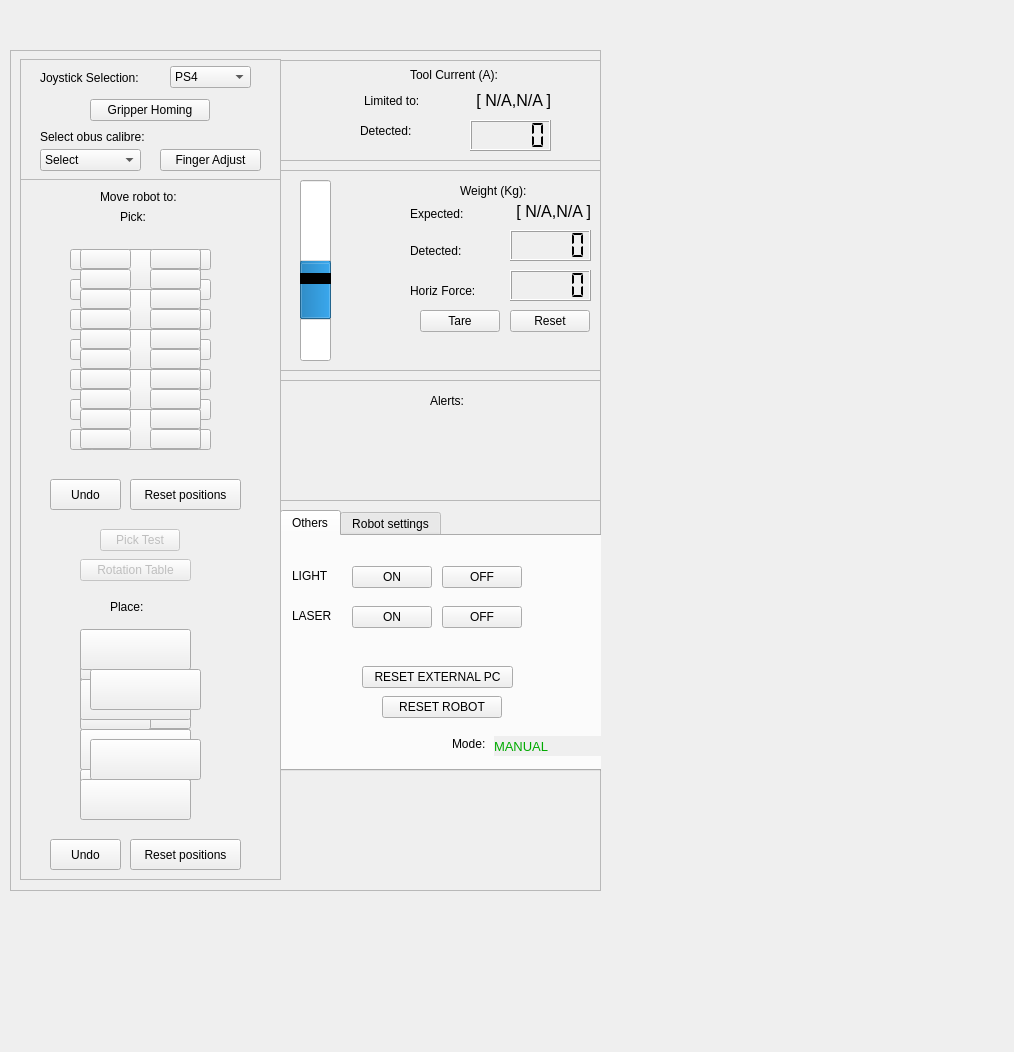
First picture: the form in kuka_gui/gui/resource/RqtKuka.ui, repository asoriano1/obuses_project, before the edit.
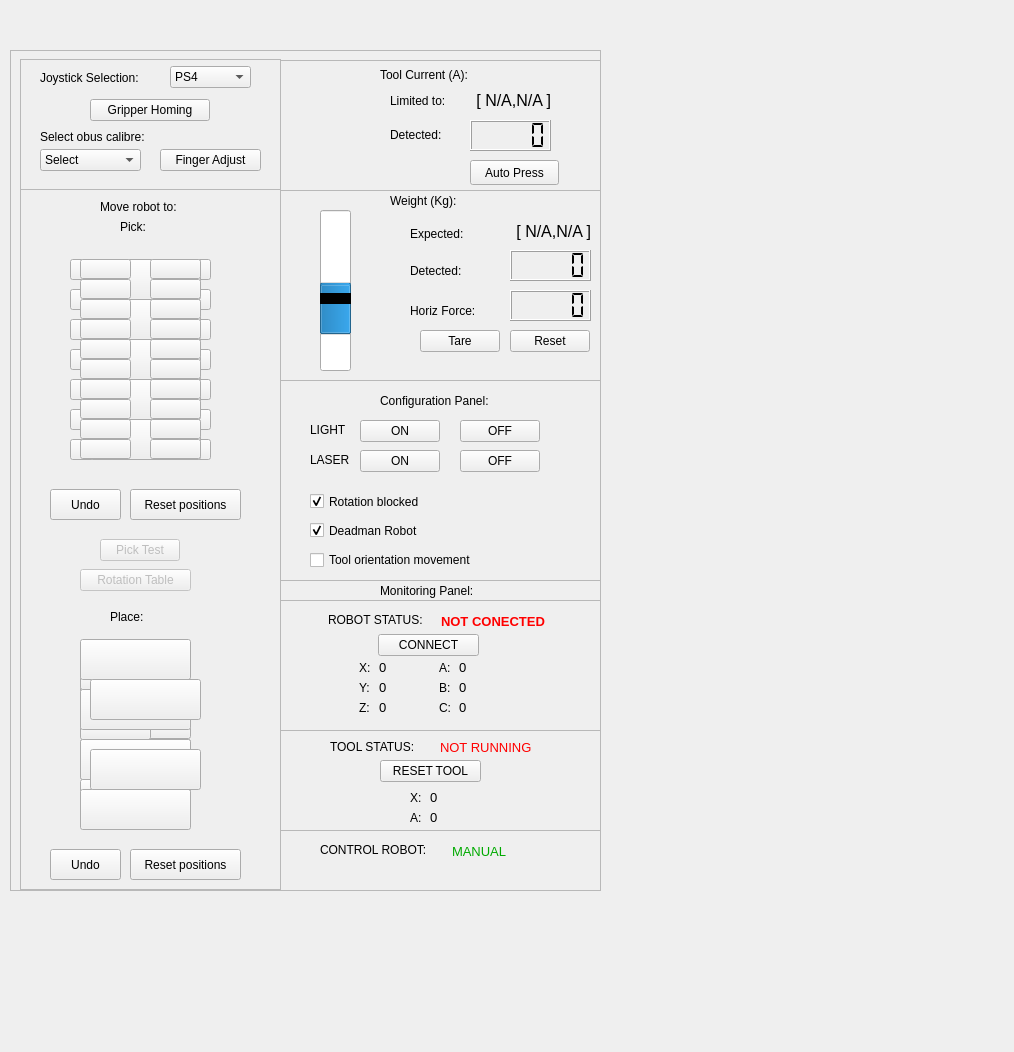
Second picture: the form after the edit. Icons and pictures are not drawn.

```diff
--- a/kuka_gui/gui/resource/RqtKuka.ui
+++ b/kuka_gui/gui/resource/RqtKuka.ui
@@ -45,9 +45,9 @@
      <property name="geometry">
       <rect>
        <x>270</x>
-       <y>120</y>
+       <y>140</y>
        <width>341</width>
-       <height>201</height>
+       <height>191</height>
       </rect>
      </property>
      <property name="frameShape">
@@ -122,8 +122,8 @@
      <widget class="QLabel" name="weight_label">
       <property name="geometry">
        <rect>
-        <x>180</x>
-        <y>10</y>
+        <x>110</x>
+        <y>0</y>
         <width>91</width>
         <height>21</height>
        </rect>
@@ -194,39 +194,9 @@
       </property>
       <property name="palette">
        <palette>
-        <active>
-         <colorrole role="WindowText">
-          <brush brushstyle="SolidPattern">
-           <color alpha="255">
-            <red>0</red>
-            <green>0</green>
-            <blue>0</blue>
-           </color>
-          </brush>
-         </colorrole>
-        </active>
-        <inactive>
-         <colorrole role="WindowText">
-          <brush brushstyle="SolidPattern">
-           <color alpha="255">
-            <red>0</red>
-            <green>0</green>
-            <blue>0</blue>
-           </color>
-          </brush>
-         </colorrole>
-        </inactive>
-        <disabled>
-         <colorrole role="WindowText">
-          <brush brushstyle="SolidPattern">
-           <color alpha="255">
-            <red>190</red>
-            <green>190</green>
-            <blue>190</blue>
-           </color>
-          </brush>
-         </colorrole>
-        </disabled>
+        <active/>
+        <inactive/>
+        <disabled/>
        </palette>
       </property>
       <property name="text">
@@ -236,10 +206,10 @@
      <widget class="QProgressBar" name="weightProgressBar">
       <property name="geometry">
        <rect>
-        <x>20</x>
-        <y>10</y>
+        <x>40</x>
+        <y>20</y>
         <width>31</width>
-        <height>111</height>
+        <height>101</height>
        </rect>
       </property>
       <property name="value">
@@ -255,10 +225,10 @@
      <widget class="QProgressBar" name="weightProgressBar_2">
       <property name="geometry">
        <rect>
-        <x>20</x>
+        <x>40</x>
         <y>110</y>
         <width>31</width>
-        <height>81</height>
+        <height>71</height>
        </rect>
       </property>
       <property name="minimum">
@@ -289,7 +259,7 @@
      <widget class="Line" name="line">
       <property name="geometry">
        <rect>
-        <x>20</x>
+        <x>40</x>
         <y>100</y>
         <width>31</width>
         <height>16</height>
@@ -312,7 +282,7 @@
        <x>10</x>
        <y>9</y>
        <width>261</width>
-       <height>121</height>
+       <height>131</height>
       </rect>
      </property>
      <property name="frameShape">
@@ -448,7 +418,7 @@
      <property name="geometry">
       <rect>
        <x>10</x>
-       <y>129</y>
+       <y>139</y>
        <width>261</width>
        <height>701</height>
       </rect>
@@ -3926,7 +3896,7 @@
        <x>270</x>
        <y>10</y>
        <width>341</width>
-       <height>101</height>
+       <height>131</height>
       </rect>
      </property>
      <property name="frameShape">
@@ -3938,7 +3908,7 @@
      <widget class="QLabel" name="tool_force_label_2">
       <property name="geometry">
        <rect>
-        <x>84</x>
+        <x>110</x>
         <y>30</y>
         <width>71</width>
         <height>21</height>
@@ -3975,9 +3945,9 @@
      <widget class="QLabel" name="tool_force_label_3">
       <property name="geometry">
        <rect>
-        <x>130</x>
+        <x>100</x>
         <y>4</y>
-        <width>110</width>
+        <width>100</width>
         <height>21</height>
        </rect>
       </property>
@@ -3988,10 +3958,10 @@
      <widget class="QLabel" name="tool_force_label">
       <property name="geometry">
        <rect>
-        <x>80</x>
+        <x>110</x>
         <y>60</y>
-        <width>121</width>
-        <height>21</height>
+        <width>70</width>
+        <height>30</height>
        </rect>
       </property>
       <property name="text">
@@ -4011,46 +3981,11 @@
        <enum>QLCDNumber::Flat</enum>
       </property>
      </widget>
-    </widget>
-    <widget class="QFrame" name="frame_alerts">
-     <property name="geometry">
-      <rect>
-       <x>270</x>
-       <y>330</y>
-       <width>341</width>
-       <height>121</height>
-      </rect>
-     </property>
-     <property name="frameShape">
-      <enum>QFrame::StyledPanel</enum>
-     </property>
-     <property name="frameShadow">
-      <enum>QFrame::Raised</enum>
-     </property>
-     <widget class="QLabel" name="label_4">
-      <property name="geometry">
-       <rect>
-        <x>100</x>
-        <y>50</y>
-        <width>61</width>
-        <height>51</height>
-       </rect>
-      </property>
-      <property name="text">
-       <string/>
-      </property>
-      <property name="pixmap">
-       <pixmap>images/luz_verde0_cruz_peq2.png</pixmap>
-      </property>
-      <property name="scaledContents">
-       <bool>true</bool>
-      </property>
-     </widget>
      <widget class="QLabel" name="under_voltage_tool">
       <property name="geometry">
        <rect>
-        <x>170</x>
-        <y>50</y>
+        <x>20</x>
+        <y>30</y>
         <width>64</width>
         <height>51</height>
        </rect>
@@ -4065,162 +4000,98 @@
        <bool>true</bool>
       </property>
      </widget>
-     <widget class="QLabel" name="label_6">
+     <widget class="QPushButton" name="press_Button">
       <property name="geometry">
        <rect>
-        <x>240</x>
-        <y>50</y>
-        <width>62</width>
-        <height>51</height>
+        <x>190</x>
+        <y>100</y>
+        <width>89</width>
+        <height>25</height>
        </rect>
       </property>
       <property name="text">
-       <string/>
-      </property>
-      <property name="pixmap">
-       <pixmap>images/emergency_verde_peq.png</pixmap>
-      </property>
-      <property name="scaledContents">
-       <bool>true</bool>
-      </property>
-     </widget>
-     <widget class="QLabel" name="weight_label_4">
-      <property name="geometry">
-       <rect>
-        <x>150</x>
-        <y>10</y>
-        <width>91</width>
-        <height>21</height>
-       </rect>
-      </property>
-      <property name="text">
-       <string>Alerts:</string>
-      </property>
-     </widget>
-     <widget class="QLabel" name="label_door">
-      <property name="geometry">
-       <rect>
-        <x>30</x>
-        <y>50</y>
-        <width>61</width>
-        <height>51</height>
-       </rect>
-      </property>
-      <property name="text">
-       <string/>
-      </property>
-      <property name="pixmap">
-       <pixmap>images/puerta_verde_peq.png</pixmap>
-      </property>
-      <property name="scaledContents">
-       <bool>true</bool>
+       <string>Auto Press</string>
       </property>
      </widget>
     </widget>
-    <widget class="QTabWidget" name="tabWidget">
+    <widget class="QFrame" name="frame_alerts">
      <property name="geometry">
       <rect>
        <x>270</x>
-       <y>460</y>
-       <width>331</width>
-       <height>261</height>
+       <y>530</y>
+       <width>341</width>
+       <height>311</height>
       </rect>
      </property>
-     <property name="currentIndex">
-      <number>0</number>
+     <property name="frameShape">
+      <enum>QFrame::StyledPanel</enum>
      </property>
-     <widget class="QWidget" name="tab">
-      <attribute name="title">
-       <string>Others</string>
-      </attribute>
-      <widget class="QPushButton" name="Light_Off_Button">
-       <property name="enabled">
-        <bool>true</bool>
-       </property>
+     <property name="frameShadow">
+      <enum>QFrame::Raised</enum>
+     </property>
+     <widget class="QLabel" name="option_panel_title_2">
+      <property name="geometry">
+       <rect>
+        <x>100</x>
+        <y>0</y>
+        <width>131</width>
+        <height>21</height>
+       </rect>
+      </property>
+      <property name="text">
+       <string>Monitoring Panel:</string>
+      </property>
+     </widget>
+     <widget class="QFrame" name="frame_tool_status">
+      <property name="geometry">
+       <rect>
+        <x>0</x>
+        <y>150</y>
+        <width>331</width>
+        <height>101</height>
+       </rect>
+      </property>
+      <property name="frameShape">
+       <enum>QFrame::StyledPanel</enum>
+      </property>
+      <property name="frameShadow">
+       <enum>QFrame::Raised</enum>
+      </property>
+      <widget class="QLabel" name="mode_label_2">
        <property name="geometry">
         <rect>
          <x>160</x>
-         <y>30</y>
-         <width>80</width>
-         <height>22</height>
+         <y>10</y>
+         <width>121</width>
+         <height>16</height>
         </rect>
        </property>
-       <property name="text">
-        <string>OFF</string>
+       <property name="font">
+        <font>
+         <pointsize>10</pointsize>
+        </font>
        </property>
-      </widget>
-      <widget class="QLabel" name="LightLabel">
-       <property name="geometry">
-        <rect>
-         <x>10</x>
-         <y>30</y>
-         <width>51</width>
-         <height>20</height>
-        </rect>
-       </property>
-       <property name="text">
-        <string>LIGHT</string>
-       </property>
-      </widget>
-      <widget class="QPushButton" name="Light_On_Button">
-       <property name="enabled">
+       <property name="autoFillBackground">
         <bool>true</bool>
        </property>
-       <property name="geometry">
-        <rect>
-         <x>70</x>
-         <y>30</y>
-         <width>80</width>
-         <height>22</height>
-        </rect>
+       <property name="styleSheet">
+        <string notr="true">color: rgb(0, 170, 0);</string>
        </property>
        <property name="text">
-        <string>ON</string>
+        <string>&lt;html&gt;&lt;head/&gt;&lt;body&gt;&lt;p&gt;&lt;span style=&quot; color:#ff0000;&quot;&gt;NOT RUNNING&lt;/span&gt;&lt;/p&gt;&lt;/body&gt;&lt;/html&gt;</string>
        </property>
       </widget>
-      <widget class="QPushButton" name="Led_Off_Button">
-       <property name="enabled">
-        <bool>true</bool>
-       </property>
+      <widget class="QLabel" name="label_30">
        <property name="geometry">
         <rect>
-         <x>160</x>
-         <y>70</y>
-         <width>80</width>
-         <height>22</height>
-        </rect>
-       </property>
-       <property name="text">
-        <string>OFF</string>
-       </property>
-      </widget>
-      <widget class="QLabel" name="LaserLabel">
-       <property name="geometry">
-        <rect>
-         <x>10</x>
-         <y>70</y>
-         <width>51</width>
+         <x>50</x>
+         <y>7</y>
+         <width>101</width>
          <height>20</height>
         </rect>
        </property>
        <property name="text">
-        <string>LASER</string>
-       </property>
-      </widget>
-      <widget class="QPushButton" name="Led_On_Button">
-       <property name="enabled">
-        <bool>true</bool>
-       </property>
-       <property name="geometry">
-        <rect>
-         <x>70</x>
-         <y>70</y>
-         <width>80</width>
-         <height>22</height>
-        </rect>
-       </property>
-       <property name="text">
-        <string>ON</string>
+        <string>TOOL STATUS:</string>
        </property>
       </widget>
       <widget class="QPushButton" name="Reset_Ext_Button">
@@ -4229,25 +4100,51 @@
        </property>
        <property name="geometry">
         <rect>
-         <x>80</x>
-         <y>130</y>
-         <width>151</width>
+         <x>100</x>
+         <y>30</y>
+         <width>101</width>
          <height>22</height>
         </rect>
        </property>
        <property name="text">
-        <string>RESET EXTERNAL PC</string>
+        <string>RESET TOOL</string>
        </property>
       </widget>
-      <widget class="QLabel" name="mode_label">
+      <widget class="QLabel" name="label_34">
        <property name="geometry">
         <rect>
-         <x>212</x>
-         <y>200</y>
-         <width>121</width>
-         <height>20</height>
+         <x>130</x>
+         <y>60</y>
+         <width>21</width>
+         <height>16</height>
         </rect>
        </property>
+       <property name="text">
+        <string>X:</string>
+       </property>
+      </widget>
+      <widget class="QLabel" name="label_35">
+       <property name="geometry">
+        <rect>
+         <x>130</x>
+         <y>80</y>
+         <width>21</width>
+         <height>16</height>
+        </rect>
+       </property>
+       <property name="text">
+        <string>A:</string>
+       </property>
+      </widget>
+      <widget class="QLabel" name="tool_pose_x_label">
+       <property name="geometry">
+        <rect>
+         <x>150</x>
+         <y>60</y>
+         <width>61</width>
+         <height>16</height>
+        </rect>
+       </property>
        <property name="font">
         <font>
          <pointsize>10</pointsize>
@@ -4260,109 +4157,549 @@
         <string notr="true">color: rgb(0, 170, 0);</string>
        </property>
        <property name="text">
-        <string>MANUAL</string>
+        <string>&lt;html&gt;&lt;head/&gt;&lt;body&gt;&lt;p&gt;&lt;span style=&quot; color:#000000;&quot;&gt;0&lt;/span&gt;&lt;/p&gt;&lt;/body&gt;&lt;/html&gt;</string>
        </property>
       </widget>
-      <widget class="QLabel" name="label_24">
+      <widget class="QLabel" name="tool_pose_a_label">
        <property name="geometry">
         <rect>
-         <x>170</x>
-         <y>200</y>
-         <width>41</width>
+         <x>150</x>
+         <y>80</y>
+         <width>61</width>
          <height>16</height>
         </rect>
        </property>
+       <property name="font">
+        <font>
+         <pointsize>10</pointsize>
+        </font>
+       </property>
+       <property name="autoFillBackground">
+        <bool>true</bool>
+       </property>
+       <property name="styleSheet">
+        <string notr="true">color: rgb(0, 170, 0);</string>
+       </property>
        <property name="text">
-        <string>Mode:</string>
+        <string>&lt;html&gt;&lt;head/&gt;&lt;body&gt;&lt;p&gt;&lt;span style=&quot; color:#000000;&quot;&gt;0&lt;/span&gt;&lt;/p&gt;&lt;/body&gt;&lt;/html&gt;</string>
        </property>
       </widget>
+     </widget>
+     <widget class="QFrame" name="frame_robot_status">
+      <property name="geometry">
+       <rect>
+        <x>-1</x>
+        <y>20</y>
+        <width>331</width>
+        <height>131</height>
+       </rect>
+      </property>
+      <property name="frameShape">
+       <enum>QFrame::StyledPanel</enum>
+      </property>
+      <property name="frameShadow">
+       <enum>QFrame::Raised</enum>
+      </property>
       <widget class="QPushButton" name="Reset_Robot_Button">
        <property name="geometry">
         <rect>
-         <x>100</x>
-         <y>160</y>
-         <width>120</width>
+         <x>99</x>
+         <y>34</y>
+         <width>101</width>
          <height>22</height>
         </rect>
        </property>
        <property name="text">
-        <string>RESET ROBOT</string>
+        <string>CONNECT</string>
        </property>
       </widget>
-     </widget>
-     <widget class="QWidget" name="tab_2">
-      <attribute name="title">
-       <string>Robot settings</string>
-      </attribute>
-      <widget class="QCheckBox" name="deadMan_check">
+      <widget class="QLabel" name="label_29">
        <property name="geometry">
         <rect>
-         <x>10</x>
-         <y>50</y>
-         <width>151</width>
-         <height>21</height>
+         <x>49</x>
+         <y>10</y>
+         <width>111</width>
+         <height>20</height>
         </rect>
        </property>
        <property name="text">
-        <string>Deadman Robot</string>
+        <string>ROBOT STATUS:</string>
        </property>
-       <property name="checked">
+      </widget>
+      <widget class="QLabel" name="robot_connection_label">
+       <property name="geometry">
+        <rect>
+         <x>162</x>
+         <y>12</y>
+         <width>121</width>
+         <height>20</height>
+        </rect>
+       </property>
+       <property name="font">
+        <font>
+         <pointsize>10</pointsize>
+        </font>
+       </property>
+       <property name="autoFillBackground">
         <bool>true</bool>
        </property>
+       <property name="styleSheet">
+        <string notr="true">color: rgb(0, 170, 0);</string>
+       </property>
+       <property name="text">
+        <string>&lt;html&gt;&lt;head/&gt;&lt;body&gt;&lt;p&gt;&lt;span style=&quot; font-weight:700; color:#ff0000;&quot;&gt;NOT CONECTED&lt;/span&gt;&lt;/p&gt;&lt;/body&gt;&lt;/html&gt;</string>
+       </property>
       </widget>
-      <widget class="QCheckBox" name="toolAngle_check">
+      <widget class="QLabel" name="label_31">
        <property name="geometry">
         <rect>
-         <x>10</x>
-         <y>10</y>
-         <width>92</width>
-         <height>23</height>
+         <x>80</x>
+         <y>60</y>
+         <width>21</width>
+         <height>16</height>
         </rect>
        </property>
        <property name="text">
-        <string>Rotation</string>
+        <string>X:</string>
        </property>
-       <property name="checked">
+      </widget>
+      <widget class="QLabel" name="label_32">
+       <property name="geometry">
+        <rect>
+         <x>80</x>
+         <y>80</y>
+         <width>21</width>
+         <height>16</height>
+        </rect>
+       </property>
+       <property name="text">
+        <string>Y:</string>
+       </property>
+      </widget>
+      <widget class="QLabel" name="label_33">
+       <property name="geometry">
+        <rect>
+         <x>80</x>
+         <y>100</y>
+         <width>21</width>
+         <height>16</height>
+        </rect>
+       </property>
+       <property name="text">
+        <string>Z:</string>
+       </property>
+      </widget>
+      <widget class="QLabel" name="robot_pose_x_label">
+       <property name="geometry">
+        <rect>
+         <x>100</x>
+         <y>60</y>
+         <width>61</width>
+         <height>16</height>
+        </rect>
+       </property>
+       <property name="font">
+        <font>
+         <pointsize>10</pointsize>
+        </font>
+       </property>
+       <property name="autoFillBackground">
         <bool>true</bool>
        </property>
+       <property name="styleSheet">
+        <string notr="true">color: rgb(0, 170, 0);</string>
+       </property>
+       <property name="text">
+        <string>&lt;html&gt;&lt;head/&gt;&lt;body&gt;&lt;p&gt;&lt;span style=&quot; color:#000000;&quot;&gt;0&lt;/span&gt;&lt;/p&gt;&lt;/body&gt;&lt;/html&gt;</string>
+       </property>
       </widget>
-      <widget class="QCheckBox" name="toolOrientation_check">
+      <widget class="QLabel" name="robot_pose_y_label">
        <property name="geometry">
         <rect>
-         <x>10</x>
-         <y>90</y>
-         <width>141</width>
-         <height>21</height>
+         <x>100</x>
+         <y>80</y>
+         <width>61</width>
+         <height>16</height>
         </rect>
        </property>
+       <property name="font">
+        <font>
+         <pointsize>10</pointsize>
+        </font>
+       </property>
+       <property name="autoFillBackground">
+        <bool>true</bool>
+       </property>
+       <property name="styleSheet">
+        <string notr="true">color: rgb(0, 170, 0);</string>
+       </property>
        <property name="text">
-        <string>Tool orientation</string>
+        <string>&lt;html&gt;&lt;head/&gt;&lt;body&gt;&lt;p&gt;&lt;span style=&quot; color:#000000;&quot;&gt;0&lt;/span&gt;&lt;/p&gt;&lt;/body&gt;&lt;/html&gt;</string>
        </property>
-       <property name="checked">
-        <bool>false</bool>
+      </widget>
+      <widget class="QLabel" name="robot_pose_z_label">
+       <property name="geometry">
+        <rect>
+         <x>100</x>
+         <y>100</y>
+         <width>61</width>
+         <height>16</height>
+        </rect>
        </property>
+       <property name="font">
+        <font>
+         <pointsize>10</pointsize>
+        </font>
+       </property>
+       <property name="autoFillBackground">
+        <bool>true</bool>
+       </property>
+       <property name="styleSheet">
+        <string notr="true">color: rgb(0, 170, 0);</string>
+       </property>
+       <property name="text">
+        <string>&lt;html&gt;&lt;head/&gt;&lt;body&gt;&lt;p&gt;&lt;span style=&quot; color:#000000;&quot;&gt;0&lt;/span&gt;&lt;/p&gt;&lt;/body&gt;&lt;/html&gt;</string>
+       </property>
       </widget>
-      <widget class="QPushButton" name="press_Button">
+      <widget class="QLabel" name="label_36">
        <property name="geometry">
         <rect>
-         <x>220</x>
+         <x>160</x>
+         <y>60</y>
+         <width>21</width>
+         <height>16</height>
+        </rect>
+       </property>
+       <property name="text">
+        <string>A:</string>
+       </property>
+      </widget>
+      <widget class="QLabel" name="label_37">
+       <property name="geometry">
+        <rect>
+         <x>160</x>
+         <y>80</y>
+         <width>21</width>
+         <height>16</height>
+        </rect>
+       </property>
+       <property name="text">
+        <string>B:</string>
+       </property>
+      </widget>
+      <widget class="QLabel" name="label_38">
+       <property name="geometry">
+        <rect>
+         <x>160</x>
+         <y>100</y>
+         <width>21</width>
+         <height>16</height>
+        </rect>
+       </property>
+       <property name="text">
+        <string>C:</string>
+       </property>
+      </widget>
+      <widget class="QLabel" name="robot_pose_a_label">
+       <property name="geometry">
+        <rect>
+         <x>180</x>
+         <y>60</y>
+         <width>61</width>
+         <height>16</height>
+        </rect>
+       </property>
+       <property name="font">
+        <font>
+         <pointsize>10</pointsize>
+        </font>
+       </property>
+       <property name="autoFillBackground">
+        <bool>true</bool>
+       </property>
+       <property name="styleSheet">
+        <string notr="true">color: rgb(0, 170, 0);</string>
+       </property>
+       <property name="text">
+        <string>&lt;html&gt;&lt;head/&gt;&lt;body&gt;&lt;p&gt;&lt;span style=&quot; color:#000000;&quot;&gt;0&lt;/span&gt;&lt;/p&gt;&lt;/body&gt;&lt;/html&gt;</string>
+       </property>
+      </widget>
+      <widget class="QLabel" name="robot_pose_b_label">
+       <property name="geometry">
+        <rect>
+         <x>180</x>
+         <y>80</y>
+         <width>61</width>
+         <height>16</height>
+        </rect>
+       </property>
+       <property name="font">
+        <font>
+         <pointsize>10</pointsize>
+        </font>
+       </property>
+       <property name="autoFillBackground">
+        <bool>true</bool>
+       </property>
+       <property name="styleSheet">
+        <string notr="true">color: rgb(0, 170, 0);</string>
+       </property>
+       <property name="text">
+        <string>&lt;html&gt;&lt;head/&gt;&lt;body&gt;&lt;p&gt;&lt;span style=&quot; color:#000000;&quot;&gt;0&lt;/span&gt;&lt;/p&gt;&lt;/body&gt;&lt;/html&gt;</string>
+       </property>
+      </widget>
+      <widget class="QLabel" name="robot_pose_c_label">
+       <property name="geometry">
+        <rect>
+         <x>180</x>
+         <y>100</y>
+         <width>61</width>
+         <height>16</height>
+        </rect>
+       </property>
+       <property name="font">
+        <font>
+         <pointsize>10</pointsize>
+        </font>
+       </property>
+       <property name="autoFillBackground">
+        <bool>true</bool>
+       </property>
+       <property name="styleSheet">
+        <string notr="true">color: rgb(0, 170, 0);</string>
+       </property>
+       <property name="text">
+        <string>&lt;html&gt;&lt;head/&gt;&lt;body&gt;&lt;p&gt;&lt;span style=&quot; color:#000000;&quot;&gt;0&lt;/span&gt;&lt;/p&gt;&lt;/body&gt;&lt;/html&gt;</string>
+       </property>
+      </widget>
+     </widget>
+     <widget class="QFrame" name="frame_2">
+      <property name="geometry">
+       <rect>
+        <x>0</x>
+        <y>250</y>
+        <width>331</width>
+        <height>61</height>
+       </rect>
+      </property>
+      <property name="frameShape">
+       <enum>QFrame::StyledPanel</enum>
+      </property>
+      <property name="frameShadow">
+       <enum>QFrame::Raised</enum>
+      </property>
+      <widget class="QLabel" name="control_mode_label">
+       <property name="geometry">
+        <rect>
+         <x>172</x>
+         <y>12</y>
+         <width>111</width>
+         <height>20</height>
+        </rect>
+       </property>
+       <property name="font">
+        <font>
+         <pointsize>10</pointsize>
+        </font>
+       </property>
+       <property name="autoFillBackground">
+        <bool>true</bool>
+       </property>
+       <property name="styleSheet">
+        <string notr="true">color: rgb(0, 170, 0);</string>
+       </property>
+       <property name="text">
+        <string>&lt;html&gt;&lt;head/&gt;&lt;body&gt;&lt;p&gt;MANUAL&lt;/p&gt;&lt;/body&gt;&lt;/html&gt;</string>
+       </property>
+      </widget>
+      <widget class="QLabel" name="label_24">
+       <property name="geometry">
+        <rect>
+         <x>40</x>
          <y>10</y>
-         <width>89</width>
-         <height>25</height>
+         <width>131</width>
+         <height>20</height>
         </rect>
        </property>
        <property name="text">
-        <string>Press</string>
+        <string>CONTROL ROBOT:</string>
        </property>
       </widget>
      </widget>
     </widget>
-    <zorder>tabWidget</zorder>
+    <widget class="QFrame" name="frame_options">
+     <property name="geometry">
+      <rect>
+       <x>270</x>
+       <y>330</y>
+       <width>331</width>
+       <height>201</height>
+      </rect>
+     </property>
+     <property name="frameShape">
+      <enum>QFrame::StyledPanel</enum>
+     </property>
+     <property name="frameShadow">
+      <enum>QFrame::Raised</enum>
+     </property>
+     <widget class="QLabel" name="LaserLabel">
+      <property name="geometry">
+       <rect>
+        <x>30</x>
+        <y>70</y>
+        <width>51</width>
+        <height>20</height>
+       </rect>
+      </property>
+      <property name="text">
+       <string>LASER</string>
+      </property>
+     </widget>
+     <widget class="QPushButton" name="Led_On_Button">
+      <property name="enabled">
+       <bool>true</bool>
+      </property>
+      <property name="geometry">
+       <rect>
+        <x>80</x>
+        <y>70</y>
+        <width>80</width>
+        <height>22</height>
+       </rect>
+      </property>
+      <property name="text">
+       <string>ON</string>
+      </property>
+     </widget>
+     <widget class="QPushButton" name="Led_Off_Button">
+      <property name="enabled">
+       <bool>true</bool>
+      </property>
+      <property name="geometry">
+       <rect>
+        <x>180</x>
+        <y>70</y>
+        <width>80</width>
+        <height>22</height>
+       </rect>
+      </property>
+      <property name="text">
+       <string>OFF</string>
+      </property>
+     </widget>
+     <widget class="QLabel" name="LightLabel">
+      <property name="geometry">
+       <rect>
+        <x>30</x>
+        <y>40</y>
+        <width>51</width>
+        <height>20</height>
+       </rect>
+      </property>
+      <property name="text">
+       <string>LIGHT</string>
+      </property>
+     </widget>
+     <widget class="QPushButton" name="Light_On_Button">
+      <property name="enabled">
+       <bool>true</bool>
+      </property>
+      <property name="geometry">
+       <rect>
+        <x>80</x>
+        <y>40</y>
+        <width>80</width>
+        <height>22</height>
+       </rect>
+      </property>
+      <property name="text">
+       <string>ON</string>
+      </property>
+     </widget>
+     <widget class="QPushButton" name="Light_Off_Button">
+      <property name="enabled">
+       <bool>true</bool>
+      </property>
+      <property name="geometry">
+       <rect>
+        <x>180</x>
+        <y>40</y>
+        <width>80</width>
+        <height>22</height>
+       </rect>
+      </property>
+      <property name="text">
+       <string>OFF</string>
+      </property>
+     </widget>
+     <widget class="QCheckBox" name="toolOrientation_check">
+      <property name="geometry">
+       <rect>
+        <x>30</x>
+        <y>170</y>
+        <width>191</width>
+        <height>20</height>
+       </rect>
+      </property>
+      <property name="text">
+       <string>Tool orientation movement</string>
+      </property>
+      <property name="checked">
+       <bool>false</bool>
+      </property>
+     </widget>
+     <widget class="QCheckBox" name="deadMan_check">
+      <property name="geometry">
+       <rect>
+        <x>30</x>
+        <y>140</y>
+        <width>151</width>
+        <height>21</height>
+       </rect>
+      </property>
+      <property name="text">
+       <string>Deadman Robot</string>
+      </property>
+      <property name="checked">
+       <bool>true</bool>
+      </property>
+     </widget>
+     <widget class="QCheckBox" name="toolAngle_check">
+      <property name="geometry">
+       <rect>
+        <x>30</x>
+        <y>110</y>
+        <width>131</width>
+        <height>23</height>
+       </rect>
+      </property>
+      <property name="text">
+       <string>Rotation blocked</string>
+      </property>
+      <property name="checked">
+       <bool>true</bool>
+      </property>
+     </widget>
+     <widget class="QLabel" name="option_panel_title">
+      <property name="geometry">
+       <rect>
+        <x>100</x>
+        <y>10</y>
+        <width>131</width>
+        <height>21</height>
+       </rect>
+      </property>
+      <property name="text">
+       <string>Configuration Panel:</string>
+      </property>
+     </widget>
+    </widget>
     <zorder>frame_move</zorder>
     <zorder>frame_alerts</zorder>
     <zorder>frame_tool_current</zorder>
     <zorder>frame_main</zorder>
     <zorder>frame_weight</zorder>
+    <zorder>frame_options</zorder>
    </widget>
    <widget class="QLabel" name="label_25">
     <property name="geometry">
```
